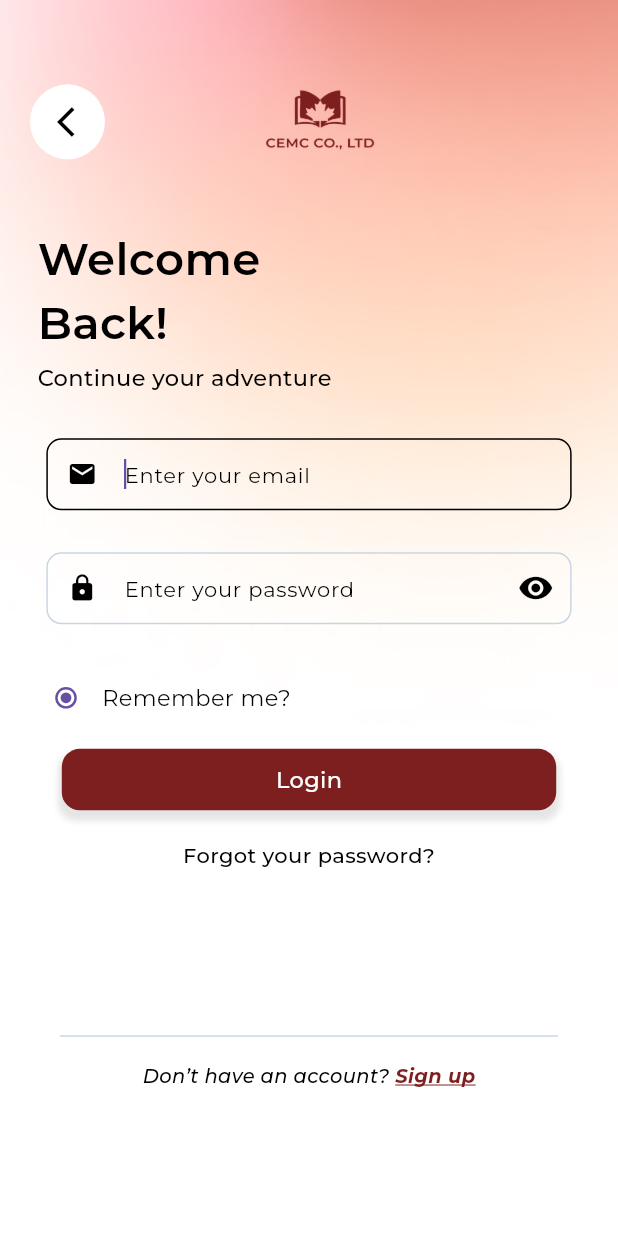
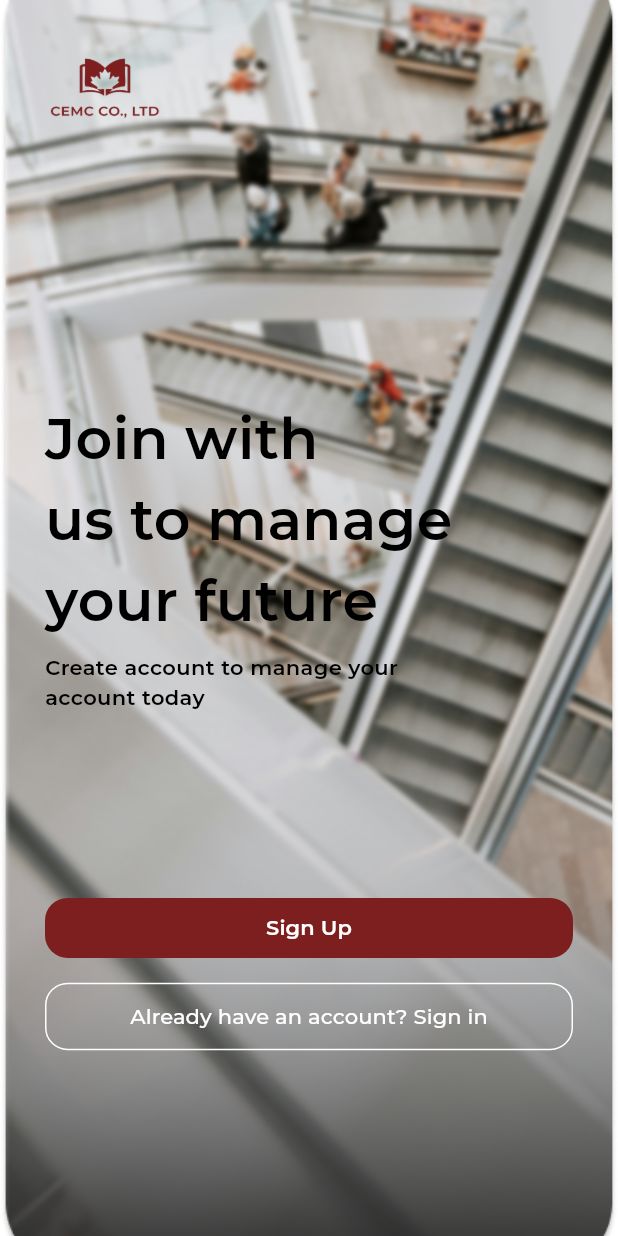
Before and after one commit to NgTrHung27/StudyAbroad_MobileApp, a Flutter app: the screen it shows after launch, on a phone screen of 412 x 824 dp. Run offline on Flutter 3.47's test engine with Material 3 defaults, Android fonts, the phone set to English and light mode, and no system bars; our stand-ins replace bloc, cached_network_image, carousel_slider, equatable, flutter_bloc, google_fonts and 3 more; missing offline and left inert: bottom_picker.

Commit message:
authen_logout

```diff
--- /dev/null
+++ b/lib/View/Authentication/logout.dart
@@ -0,0 +1,79 @@
+import 'package:flutter/material.dart';
+import 'package:flutter_bloc/flutter_bloc.dart';
+import 'package:kltn_mobile/bloC/theme_setting_cubit/theme_setting_cubit.dart';
+import 'package:kltn_mobile/components/Style/montserrat.dart';
+import 'package:kltn_mobile/components/Style/simplebutton.dart';
+import 'package:kltn_mobile/components/constant/color_constant.dart';
+import 'package:kltn_mobile/components/constant/theme.dart';
+import 'package:kltn_mobile/routes/app_route.dart';
+
+class LogoutPage extends StatelessWidget {
+  const LogoutPage({super.key});
+
+  @override
+  Widget build(BuildContext context) {
+    final screenHeight = MediaQuery.of(context).size.height;
+    return MaterialApp(
+        debugShowCheckedModeBanner: false,
+        onGenerateRoute: AppRoute.onGenerateRoute,
+        home: Container(
+            decoration: const BoxDecoration(
+                image: DecorationImage(
+                    image: AssetImage("assets/bckgr_logout_blur.png"),
+                    fit: BoxFit.cover)),
+            child: Scaffold(
+                backgroundColor: Colors.transparent,
+                body: SingleChildScrollView(
+                  child: Padding(
+                    padding: const EdgeInsets.symmetric(
+                        horizontal: 30, vertical: 20),
+                    child: Column(
+                        crossAxisAlignment: CrossAxisAlignment.start,
+                        children: [
+                          Image.asset(
+                            'assets/LOGO_RED.png',
+                            width: 80,
+                          ),
+                          SizedBox(height: screenHeight * 0.2),
+                          const TextMonserats(
+                            "Join with \nus to manage your future",
+                            fontSize: 38,
+                          ),
+                          SizedBox(height: screenHeight * 0.01),
+                          const TextMonserats(
+                              "Create account to manage your \naccount today",
+                              fontSize: 14),
+                          SizedBox(height: screenHeight * 0.15),
+                          SizedBox(
+                              width: double.infinity,
+                              height: 40,
+                              child: SimpleButton(
+                                onPressed: () {
+                                  Navigator.pushNamed(context, '/register');
+                                },
+                                child: const TextMonserats(
+                                  'Sign Up',
+                                  color: Colors.white,
+                                ),
+                              )),
+                          SizedBox(height: screenHeight * 0.02),
+                          SizedBox(
+                            width: double.infinity,
+                            child: SimpleButton(
+                              backgroundColor: Colors.transparent,
+                              borderColor: Colors.white,
+                              onPressed: () {
+                                Navigator.pushNamed(context, '/login');
+                              },
+                              child: const TextMonserats(
+                                'Already have an account? Sign in',
+                                color: Colors.white,
+                                fontWeight: FontWeight.w500,
+                              ),
+                            ),
+                          ),
+                        ]),
+                  ),
+                ))));
+  }
+}
--- a/lib/components/Style/simplebutton.dart
+++ b/lib/components/Style/simplebutton.dart
@@ -25,7 +25,7 @@ class SimpleButton extends StatelessWidget {
               backgroundColor ?? AppColor.redButton),
           shape: MaterialStateProperty.all<RoundedRectangleBorder>(
             RoundedRectangleBorder(
-              borderRadius: BorderRadius.circular(10.0),
+              borderRadius: BorderRadius.circular(15.0),
               side: BorderSide(color: borderColor ?? Colors.transparent),
             ),
           ),
--- a/lib/routes/app_route.dart
+++ b/lib/routes/app_route.dart
@@ -2,6 +2,7 @@ import 'package:flutter/material.dart';
 import 'package:kltn_mobile/Model/user_login.dart';
 import 'package:kltn_mobile/View/Authentication/forget_password.dart';
 import 'package:kltn_mobile/View/Authentication/login_page.dart';
+import 'package:kltn_mobile/View/Authentication/logout.dart';
 import 'package:kltn_mobile/View/Authentication/register_page.dart';
 import 'package:kltn_mobile/View/HomePage/News/news_page.dart';
 import 'package:kltn_mobile/View/HomePage/home_page.dart';
@@ -11,7 +12,7 @@ class AppRoute {
   static Route onGenerateRoute(RouteSettings routeSettings) {
     switch (routeSettings.name) {
       case '/':
-        return MaterialPageRoute(builder: (_) => const LoginPage());
+        return MaterialPageRoute(builder: (_) => const LogoutPage());
       case '/home':
         return MaterialPageRoute(builder: (_) => const HomePage());
       case '/login':
```
Also changed, not shown: assets/bckgr_logout_blur.png (added).
